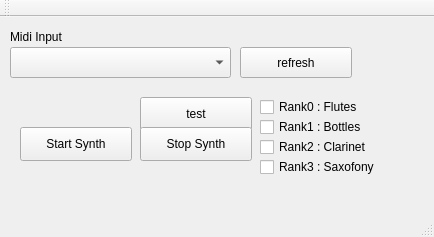
The window that mainwindow.ui (johnty/QtStkPipeOrgan) describes before a commit, drawn with Qt 5.
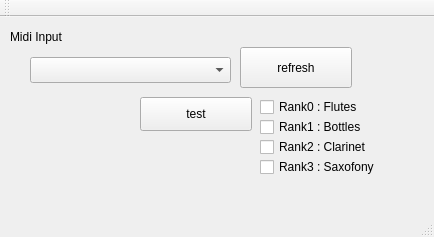
The same window after the commit.

Diff of the .ui file:
```diff
--- a/mainwindow.ui
+++ b/mainwindow.ui
@@ -27,42 +27,6 @@
      <string>test</string>
     </property>
    </widget>
-   <widget class="QPushButton" name="pushButtonStart">
-    <property name="geometry">
-     <rect>
-      <x>20</x>
-      <y>110</y>
-      <width>112</width>
-      <height>34</height>
-     </rect>
-    </property>
-    <property name="text">
-     <string>Start Synth</string>
-    </property>
-   </widget>
-   <widget class="QPushButton" name="pushButtonStop">
-    <property name="geometry">
-     <rect>
-      <x>140</x>
-      <y>110</y>
-      <width>112</width>
-      <height>34</height>
-     </rect>
-    </property>
-    <property name="text">
-     <string>Stop Synth</string>
-    </property>
-   </widget>
-   <widget class="QComboBox" name="comboBoxMidiIn">
-    <property name="geometry">
-     <rect>
-      <x>10</x>
-      <y>30</y>
-      <width>221</width>
-      <height>31</height>
-     </rect>
-    </property>
-   </widget>
    <widget class="QLabel" name="labelMidiInput">
     <property name="geometry">
      <rect>
@@ -82,7 +46,7 @@
       <x>240</x>
       <y>30</y>
       <width>112</width>
-      <height>31</height>
+      <height>41</height>
      </rect>
     </property>
     <property name="text">
@@ -153,6 +117,16 @@
      <bool>true</bool>
     </property>
    </widget>
+   <widget class="QComboBox" name="comboBoxMidiIn">
+    <property name="geometry">
+     <rect>
+      <x>30</x>
+      <y>40</y>
+      <width>201</width>
+      <height>26</height>
+     </rect>
+    </property>
+   </widget>
   </widget>
   <widget class="QMenuBar" name="menuBar">
    <property name="geometry">
```
